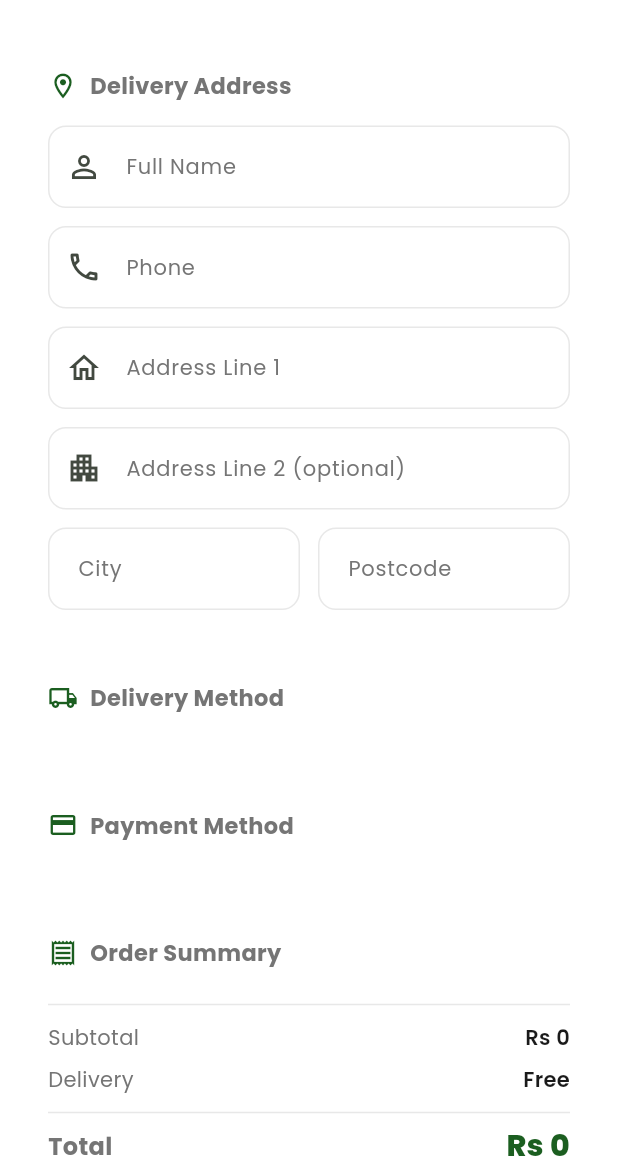
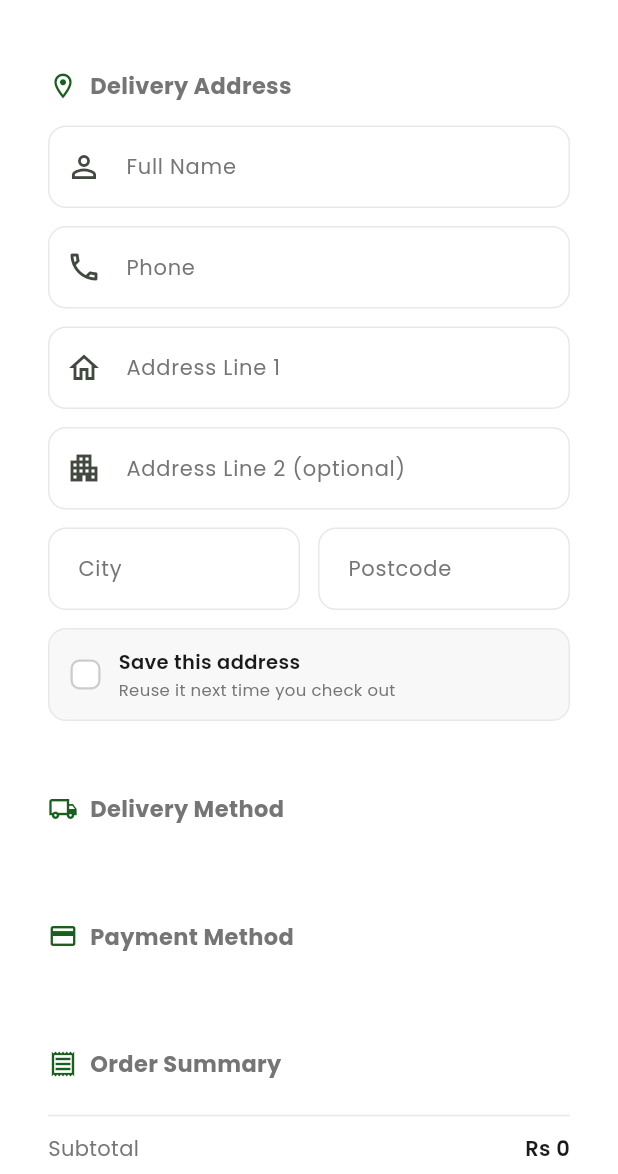
Before and after one commit to rijbai18-beep/forest-shoes, a Flutter app: the CheckoutScreen screen opened by its route, on a phone screen of 412 x 824 dp, the part 62-1236 px from its top. Run offline on Flutter 3.47's test engine with Material 3 defaults, Android fonts, the phone set to English and light mode, and no system bars; drawn by our look-alikes of overlay_support; our stand-ins replace cached_network_image, carousel_slider, cloud_firestore, firebase_auth, firebase_core, firebase_messaging and 12 more; accounts and stored records are empty.

Commit message:
Save address option at checkout for first-time users
Show a 'Save this address' checkbox in the delivery address section
when the user has no saved addresses. If ticked, the entered address
is persisted to the user profile after the order is placed, so it
pre-fills automatically on the next checkout.

Co-Authored-By: Claude Sonnet 4.6 <noreply@anthropic.com>

```diff
--- a/mobile/lib/screens/cart/checkout_screen.dart
+++ b/mobile/lib/screens/cart/checkout_screen.dart
@@ -37,6 +37,7 @@ class _CheckoutScreenState extends State<CheckoutScreen> {
   Map<String, dynamic> _settings = {};
   bool _loadingOptions = true;
   bool _placingOrder = false;
+  bool _saveAddress = false;
 
   @override
   void initState() {
@@ -125,6 +126,10 @@ class _CheckoutScreenState extends State<CheckoutScreen> {
         couponCode: cart.appliedCouponCode,
       );
 
+      if (_saveAddress && auth.user!.addresses.isEmpty) {
+        await auth.updateAddresses([address]);
+      }
+
       cart.clearCart();
 
       if (!mounted) return;
@@ -197,7 +202,9 @@ class _CheckoutScreenState extends State<CheckoutScreen> {
   @override
   Widget build(BuildContext context) {
     final cart = context.watch<CartProvider>();
+    final auth = context.watch<AuthProvider>();
     final deliveryFee = _computeDeliveryFee();
+    final hasNoSavedAddress = auth.user != null && auth.user!.addresses.isEmpty;
 
     return Scaffold(
       backgroundColor: AppColors.background,
@@ -273,6 +280,70 @@ class _CheckoutScreenState extends State<CheckoutScreen> {
                           ),
                         ],
                       ),
+                      if (hasNoSavedAddress) ...[
+                        const SizedBox(height: 12),
+                        GestureDetector(
+                          onTap: () => setState(() => _saveAddress = !_saveAddress),
+                          child: Container(
+                            padding: const EdgeInsets.symmetric(horizontal: 14, vertical: 12),
+                            decoration: BoxDecoration(
+                              color: _saveAddress
+                                  ? AppColors.primary.withValues(alpha: 0.06)
+                                  : const Color(0xFFF8F8F8),
+                              borderRadius: BorderRadius.circular(12),
+                              border: Border.all(
+                                color: _saveAddress
+                                    ? AppColors.primary.withValues(alpha: 0.35)
+                                    : const Color(0xFFE8E8E8),
+                              ),
+                            ),
+                            child: Row(
+                              children: [
+                                AnimatedContainer(
+                                  duration: const Duration(milliseconds: 150),
+                                  width: 20,
+                                  height: 20,
+                                  decoration: BoxDecoration(
+                                    color: _saveAddress ? AppColors.primary : Colors.white,
+                                    borderRadius: BorderRadius.circular(6),
+                                    border: Border.all(
+                                      color: _saveAddress ? AppColors.primary : const Color(0xFFCCCCCC),
+                                      width: 1.5,
+                                    ),
+                                  ),
+                                  child: _saveAddress
+                                      ? const Icon(Icons.check_rounded, size: 13, color: Colors.white)
+                                      : null,
+                                ),
+                                const SizedBox(width: 12),
+                                const Expanded(
+                                  child: Column(
+                                    crossAxisAlignment: CrossAxisAlignment.start,
+                                    children: [
+                                      Text(
+                                        'Save this address',
+                                        style: TextStyle(
+                                          fontSize: 13,
+                                          fontWeight: FontWeight.w600,
+                                          color: AppColors.textPrimary,
+                                        ),
+                                      ),
+                                      SizedBox(height: 1),
+                                      Text(
+                                        'Reuse it next time you check out',
+                                        style: TextStyle(
+                                          fontSize: 11,
+                                          color: AppColors.textSecondary,
+                                        ),
+                                      ),
+                                    ],
+                                  ),
+                                ),
+                              ],
+                            ),
+                          ),
+                        ),
+                      ],
                     ],
                   ),
 
```
